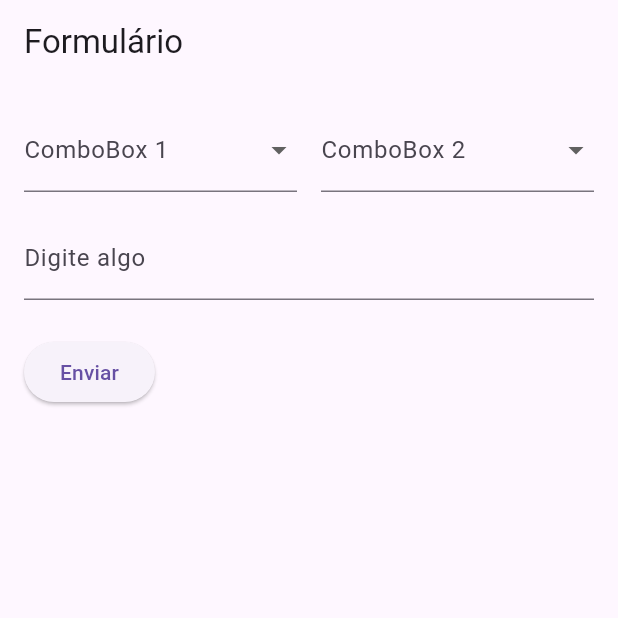
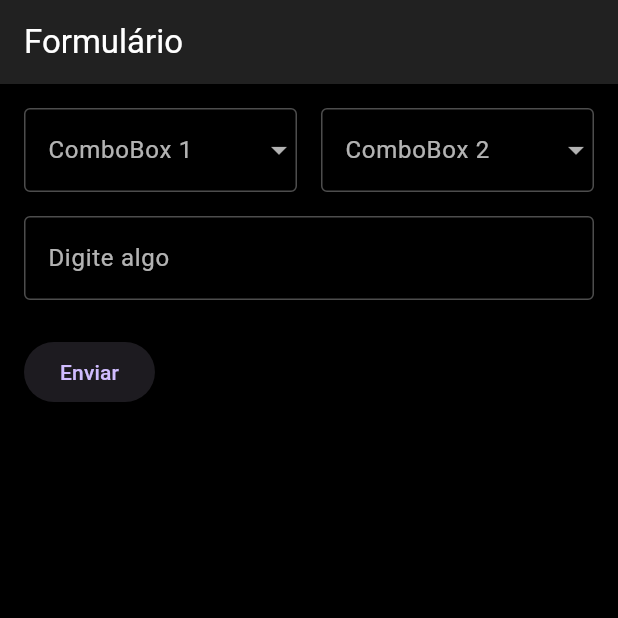
Before and after one commit to cesargoulart/manual, a Flutter app: the screen it shows after launch, on a phone screen of 412 x 824 dp, the top half of it. Run offline on Flutter 3.47's test engine with Material 3 defaults, Android fonts, the phone set to English and light mode, and no system bars.

Commit message:
Update app title and apply dark theme styling

```diff
--- a/lib/main.dart
+++ b/lib/main.dart
@@ -9,7 +9,32 @@ class FormularioApp extends StatelessWidget {
   @override
   Widget build(BuildContext context) {
     return MaterialApp(
-      title: 'Formulário Modular',
+      title: 'Formulário Escuro',
+      theme: ThemeData.dark().copyWith(
+        // Cor de fundo da tela
+        scaffoldBackgroundColor: Colors.black,
+        // Cor primária (usada em botões, checkboxes, etc)
+        primaryColor: Colors.deepPurpleAccent,
+        // Estilo do texto do AppBar
+        appBarTheme: AppBarTheme(
+          foregroundColor: Colors.white, // cor do título do AppBar
+          backgroundColor: Colors.grey[900], // cor de fundo do AppBar
+        ),
+        // Cor do texto padrão
+        textTheme: TextTheme(
+          bodyMedium: TextStyle(color: Colors.white),
+        ),
+        // DropdownButtonFormField tema escuro
+        inputDecorationTheme: InputDecorationTheme(
+          labelStyle: TextStyle(color: Colors.white70),
+          focusedBorder: OutlineInputBorder(
+            borderSide: BorderSide(color: Colors.deepPurpleAccent),
+          ),
+          enabledBorder: OutlineInputBorder(
+            borderSide: BorderSide(color: Colors.white30),
+          ),
+        ),
+      ),
       home: Scaffold(
         appBar: AppBar(title: Text('Formulário')),
         body: Padding(
```
